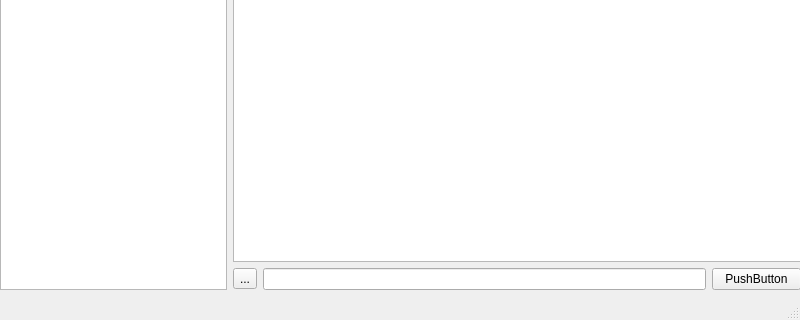
Qt form UI/chatScreen.ui (zemo0/ChatApp-Python-DesktopApp) before a commit; both pictures show x 0 to 800 and y 280 to 600 of the 800 by 600 pixel window.
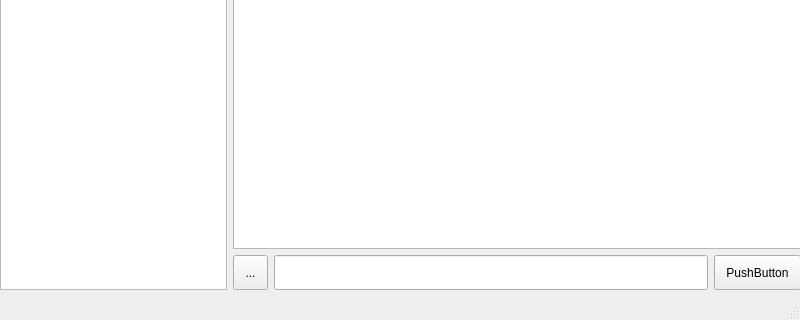
The same form after that commit.

Patch:
```diff
--- a/UI/chatScreen.ui
+++ b/UI/chatScreen.ui
@@ -79,16 +79,35 @@
          </property>
          <item>
           <widget class="QToolButton" name="toolButton">
+           <property name="minimumSize">
+            <size>
+             <width>35</width>
+             <height>35</height>
+            </size>
+           </property>
            <property name="text">
             <string>...</string>
            </property>
           </widget>
          </item>
          <item>
-          <widget class="QLineEdit" name="lineEdit_2"/>
+          <widget class="QLineEdit" name="lineEdit_2">
+           <property name="minimumSize">
+            <size>
+             <width>0</width>
+             <height>35</height>
+            </size>
+           </property>
+          </widget>
          </item>
          <item>
           <widget class="QPushButton" name="pushButton">
+           <property name="minimumSize">
+            <size>
+             <width>0</width>
+             <height>35</height>
+            </size>
+           </property>
            <property name="text">
             <string>PushButton</string>
            </property>
```
